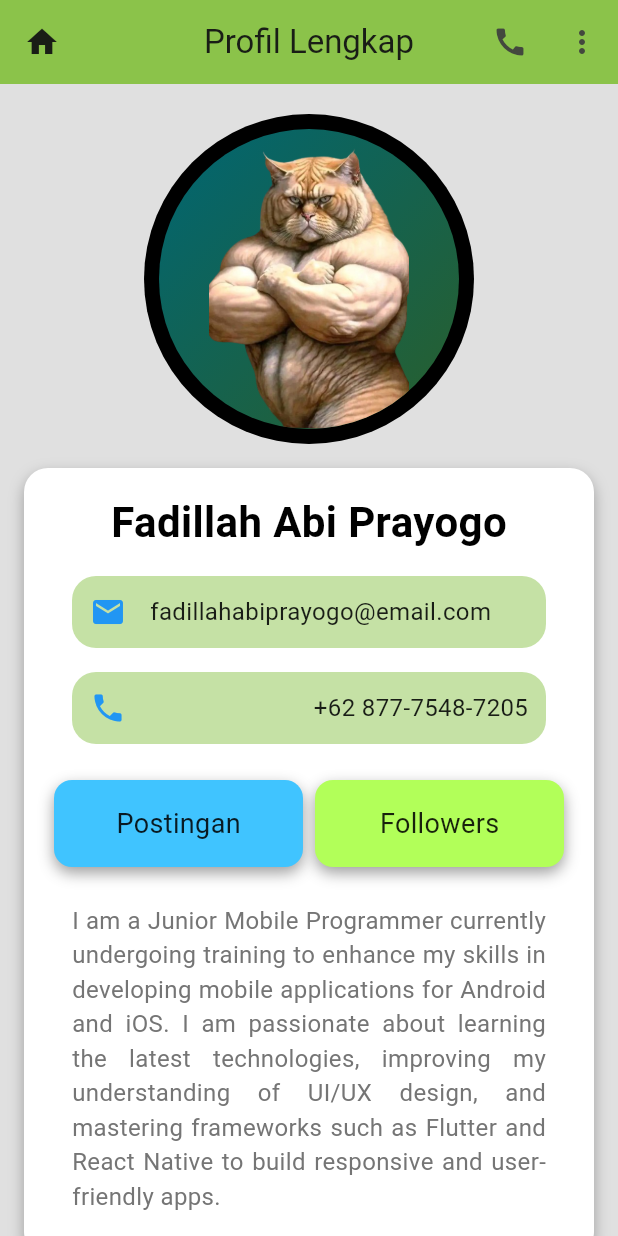
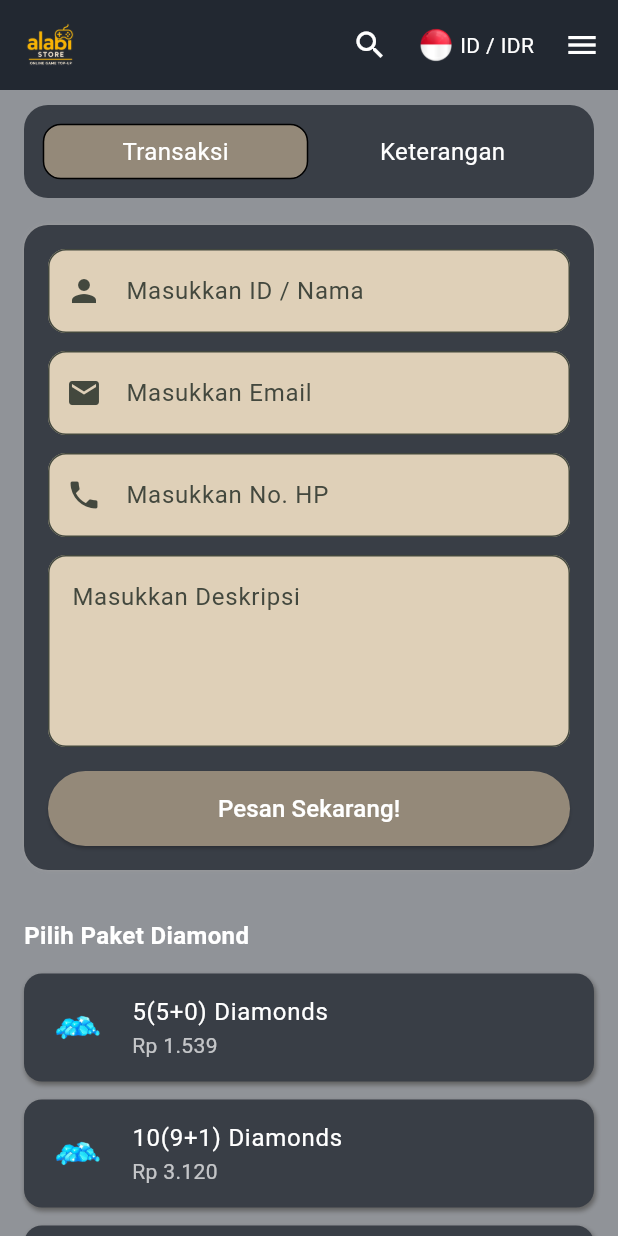
Before and after one commit to fadillahabi/belajar_flutter, a Flutter app: the screen it shows after launch, on a phone screen of 412 x 824 dp. Run offline on Flutter 3.47's test engine with Material 3 defaults, Android fonts, the phone set to English and light mode, and no system bars.

Commit message:
Tugas 4 Flutter : Done

```diff
--- a/projectFlutter/belajar flutter/ppkd_flutter/lib/main.dart
+++ b/projectFlutter/belajar flutter/ppkd_flutter/lib/main.dart
@@ -1,8 +1,5 @@
 import 'package:flutter/material.dart';
-import 'package:ppkd_flutter/meet_2/meet_2.dart';
-import 'package:ppkd_flutter/meet_2/meet_2A.dart';
-// import 'package:ppkd_flutter/meet_2/meet_2A.dart';
-import 'package:ppkd_flutter/tugas_2_flutter.dart';
+import 'package:ppkd_flutter/tugas_4_flutter.dart';
 // import 'package:ppkd_flutter/meet_1/meet.dart';
 // import 'package:ppkd_flutter/tugas_1_flutter.dart';
 
@@ -35,9 +32,11 @@ class MyApp extends StatelessWidget {
         //
         // This works for code too, not just values: Most code changes can be
         // tested with just a hot reload.
-        colorScheme: ColorScheme.fromSeed(seedColor: const Color.fromARGB(255, 37, 71, 18)),
+        colorScheme: ColorScheme.fromSeed(
+          seedColor: const Color.fromARGB(255, 37, 71, 18),
+        ),
       ),
-      home: Tugas2Flutter()
+      home: Tugas4Flutter(),
     );
   }
 }
--- a/projectFlutter/belajar flutter/ppkd_flutter/lib/tugas_2_flutter.dart
+++ b/projectFlutter/belajar flutter/ppkd_flutter/lib/tugas_2_flutter.dart
@@ -118,15 +118,9 @@ class Tugas2Flutter extends StatelessWidget {
                         margin: EdgeInsets.all(4),
                         padding: EdgeInsets.all(16),
                         decoration: BoxDecoration(
-                          color: Colors.lightBlueAccent,
+                          border: Border.all(),
+                          color: Colors.white,
                           borderRadius: BorderRadius.circular(12),
-                          boxShadow: [
-                            BoxShadow(
-                              color: Colors.grey,
-                              blurRadius: 8,
-                              offset: Offset(0, 4),
-                            ),
-                          ],
                         ),
                         child: Center(
                           child: Text(
@@ -144,22 +138,15 @@ class Tugas2Flutter extends StatelessWidget {
                         margin: EdgeInsets.all(4),
                         padding: EdgeInsets.all(16),
                         decoration: BoxDecoration(
-                          color: Colors.lightGreenAccent,
+                          color: Colors.blue,
                           borderRadius: BorderRadius.circular(12),
-                          boxShadow: [
-                            BoxShadow(
-                              color: Colors.grey,
-                              blurRadius: 8,
-                              offset: Offset(0, 4),
-                            ),
-                          ],
                         ),
                         child: Center(
                           child: Text(
                             "Followers",
                             style: TextStyle(
                               fontSize: 18,
-                              color: Colors.black87,
+                              color: Colors.white,
                             ),
                           ),
                         ),
--- /dev/null
+++ b/projectFlutter/belajar flutter/ppkd_flutter/lib/tugas_4_flutter.dart
@@ -0,0 +1,344 @@
+import 'package:flutter/material.dart';
+
+class Tugas4Flutter extends StatelessWidget {
+  const Tugas4Flutter({super.key});
+
+  @override
+  Widget build(BuildContext context) {
+    final TextEditingController namaController = TextEditingController();
+    final TextEditingController emailController = TextEditingController();
+    final TextEditingController noHpController = TextEditingController();
+    final TextEditingController deskripsiController = TextEditingController();
+    final List<Map<String, String>> items = [
+      {
+        "title": "5(5+0) Diamonds",
+        "price": "Rp 1.539",
+        "image": "assets/images/diamond.png",
+      },
+      {
+        "title": "10(9+1) Diamonds",
+        "price": "Rp 3.120",
+        "image": "assets/images/diamond.png",
+      },
+      {
+        "title": "14(13+1) Diamonds",
+        "price": "Rp 3.590",
+        "image": "assets/images/diamond.png",
+      },
+      {
+        "title": "17(16+1) Diamonds",
+        "price": "Rp 5.128",
+        "image": "assets/images/diamond.png",
+      },
+      {
+        "title": "50(46+4) Diamonds",
+        "price": "Rp 14.556",
+        "image": "assets/images/diamond.png",
+      },
+      {
+        "title": "20100(17080+3020) Diamonds",
+        "price": "Rp 5.116.333",
+        "image": "assets/images/diamond.png",
+      },
+    ];
+
+    return Scaffold(
+      backgroundColor: const Color(0x80222831),
+      appBar: AppBar(
+        backgroundColor: const Color(0xff222831),
+        centerTitle: true,
+        toolbarHeight: 60,
+        leading: Padding(
+          padding: const EdgeInsets.only(left: 12),
+          child: Image.asset(
+            'assets/images/logo.png',
+            width: 60,
+            height: 60,
+            // fit: BoxFit.contain,
+          ),
+        ),
+        actions: [
+          IconButton(
+            onPressed: () {},
+            icon: const Icon(Icons.search, color: Colors.white),
+          ),
+          Padding(
+            padding: const EdgeInsets.symmetric(horizontal: 8),
+            child: Row(
+              children: [
+                Image.asset('assets/images/flag_id.png', width: 24, height: 24),
+                const SizedBox(width: 4),
+                const Text('ID / IDR', style: TextStyle(color: Colors.white)),
+              ],
+            ),
+          ),
+          IconButton(
+            onPressed: () {},
+            icon: const Icon(Icons.menu, color: Colors.white),
+          ),
+        ],
+      ),
+      body: SingleChildScrollView(
+        child: Column(
+          children: [
+            const SizedBox(height: 8),
+            Container(
+              margin: const EdgeInsets.symmetric(horizontal: 16, vertical: 2),
+              padding: const EdgeInsets.all(12),
+              decoration: BoxDecoration(
+                color: Color(0xff393E46),
+                borderRadius: BorderRadius.circular(16),
+                // boxShadow: const [BoxShadow(color: Colors.grey, blurRadius: 2)],
+              ),
+              child: Row(
+                children: [
+                  Expanded(
+                    child: Container(
+                      margin: const EdgeInsets.all(0.5),
+                      padding: const EdgeInsets.all(6),
+                      decoration: BoxDecoration(
+                        border: Border.all(),
+                        color: Color(0xff948979),
+                        borderRadius: BorderRadius.circular(12),
+                      ),
+                      child: const Center(
+                        child: Text(
+                          "Transaksi",
+                          style: TextStyle(fontSize: 16, color: Colors.white),
+                        ),
+                      ),
+                    ),
+                  ),
+                  Expanded(
+                    child: Container(
+                      margin: const EdgeInsets.all(0.5),
+                      padding: EdgeInsets.all(4),
+                      decoration: BoxDecoration(
+                        // color: Colors.white,
+                        borderRadius: BorderRadius.circular(12),
+                      ),
+                      child: Center(
+                        child: Text(
+                          "Keterangan",
+                          style: TextStyle(fontSize: 16, color: Colors.white),
+                        ),
+                      ),
+                    ),
+                  ),
+                ],
+              ),
+            ),
+            Container(
+              margin: const EdgeInsets.all(16),
+              padding: const EdgeInsets.all(16),
+              decoration: BoxDecoration(
+                color: Color(0xff393E46),
+                borderRadius: BorderRadius.circular(16),
+                boxShadow: const [BoxShadow(color: Colors.grey, blurRadius: 1)],
+              ),
+              child: Column(
+                children: [
+                  TextField(
+                    controller: namaController,
+                    keyboardType: TextInputType.name,
+                    onChanged: (value) {
+                      debugPrint("Nama: $value");
+                    },
+                    decoration: InputDecoration(
+                      hintText: "Masukkan ID / Nama",
+                      hintStyle: const TextStyle(fontSize: 16),
+                      filled: true,
+                      fillColor: const Color(0xffDFD0B8),
+                      border: OutlineInputBorder(
+                        borderRadius: BorderRadius.circular(12),
+                        borderSide: const BorderSide(
+                          color: Color(0xffD2D0A0),
+                          width: 1,
+                        ),
+                      ),
+                      focusedBorder: OutlineInputBorder(
+                        borderRadius: BorderRadius.circular(12),
+                        borderSide: const BorderSide(
+                          color: Color(0xff6a9c89),
+                          width: 1,
+                        ),
+                      ),
+                      prefixIcon: const Icon(Icons.person),
+                    ),
+                  ),
+                  const SizedBox(height: 12),
+
+                  TextField(
+                    controller: emailController,
+                    keyboardType: TextInputType.emailAddress,
+                    onChanged: (value) {
+                      debugPrint("Email: $value");
+                    },
+                    decoration: InputDecoration(
+                      hintText: "Masukkan Email",
+                      hintStyle: const TextStyle(fontSize: 16),
+                      filled: true,
+                      fillColor: const Color(0xffDFD0B8),
+                      border: OutlineInputBorder(
+                        borderRadius: BorderRadius.circular(12),
+                        borderSide: const BorderSide(
+                          color: Color(0xffD2D0A0),
+                          width: 1,
+                        ),
+                      ),
+                      focusedBorder: OutlineInputBorder(
+                        borderRadius: BorderRadius.circular(12),
+                        borderSide: const BorderSide(
+                          color: Color(0xff6a9c89),
+                          width: 1,
+                        ),
+                      ),
+                      prefixIcon: const Icon(Icons.email),
+                    ),
+                  ),
+                  const SizedBox(height: 12),
+
+                  TextField(
+                    controller: noHpController,
+                    keyboardType: TextInputType.phone,
+                    onChanged: (value) {
+                      debugPrint("No. HP: $value");
+                    },
+                    decoration: InputDecoration(
+                      hintText: "Masukkan No. HP",
+                      hintStyle: const TextStyle(fontSize: 16),
+                      filled: true,
+                      fillColor: const Color(0xffDFD0B8),
+                      border: OutlineInputBorder(
+                        borderRadius: BorderRadius.circular(12),
+                        borderSide: const BorderSide(
+                          color: Color(0xffD2D0A0),
+                          width: 1,
+                        ),
+                      ),
+                      focusedBorder: OutlineInputBorder(
+                        borderRadius: BorderRadius.circular(12),
+                        borderSide: const BorderSide(
+                          color: Color(0xff6a9c89),
+                          width: 1,
+                        ),
+                      ),
+                      prefixIcon: const Icon(Icons.phone),
+                    ),
+                  ),
+                  const SizedBox(height: 12),
+
+                  TextField(
+                    controller: deskripsiController,
+                    keyboardType: TextInputType.multiline,
+                    maxLines: 4,
+                    onChanged: (value) {
+                      debugPrint("Deskripsi: $value");
+                    },
+                    decoration: InputDecoration(
+                      hintText: "Masukkan Deskripsi",
+                      hintStyle: const TextStyle(fontSize: 16),
+                      filled: true,
+                      fillColor: const Color(0xffDFD0B8),
+                      border: OutlineInputBorder(
+                        borderRadius: BorderRadius.circular(12),
+                        borderSide: const BorderSide(
+                          color: Color(0xffD2D0A0),
+                          width: 1,
+                        ),
+                      ),
+                      focusedBorder: OutlineInputBorder(
+                        borderRadius: BorderRadius.circular(12),
+                        borderSide: const BorderSide(
+                          color: Color(0xff6a9c89),
+                          width: 1,
+                        ),
+                      ),
+                    ),
+                  ),
+                  const SizedBox(height: 16),
+
+                  SizedBox(
+                    width: double.infinity,
+                    height: 50,
+                    child: ElevatedButton(
+                      style: ElevatedButton.styleFrom(
+                        backgroundColor: const Color(0xff948979),
+                        foregroundColor: Colors.white,
+                      ),
+                      onPressed: () {
+                        debugPrint("Submit ditekan!");
+                        debugPrint("Nama: ${namaController.text}");
+                        debugPrint("Email: ${emailController.text}");
+                        debugPrint("No. HP: ${noHpController.text}");
+                        debugPrint("Deskripsi: ${deskripsiController.text}");
+                      },
+                      child: const Text(
+                        'Pesan Sekarang!',
+                        style: TextStyle(fontSize: 16),
+                      ),
+                    ),
+                  ),
+                ],
+              ),
+            ),
+            // SizedBox(height: 4),
+            Padding(
+              padding: const EdgeInsets.symmetric(horizontal: 16.0),
+              child: Column(
+                crossAxisAlignment: CrossAxisAlignment.start,
+                children: [
+                  const SizedBox(height: 16),
+                  const Text(
+                    "Pilih Paket Diamond",
+                    style: TextStyle(
+                      fontSize: 16,
+                      fontWeight: FontWeight.bold,
+                      color: Colors.white,
+                    ),
+                  ),
+                  const SizedBox(height: 8),
+
+                  ...items.map((item) {
+                    return Container(
+                      margin: const EdgeInsets.symmetric(vertical: 6),
+                      decoration: BoxDecoration(
+                        color: const Color(0xff393E46),
+                        borderRadius: BorderRadius.circular(12),
+                        boxShadow: [
+                          BoxShadow(
+                            color: Colors.grey.shade700,
+                            blurRadius: 2,
+                            offset: const Offset(1, 2),
+                          ),
+                        ],
+                      ),
+                      child: ListTile(
+                        leading: CircleAvatar(
+                          backgroundImage: AssetImage(item["image"]!),
+                          backgroundColor: Colors.transparent,
+                        ),
+                        title: Text(
+                          item["title"]!,
+                          style: const TextStyle(color: Colors.white),
+                        ),
+                        subtitle: Text(
+                          item["price"]!,
+                          style: const TextStyle(color: Colors.white70),
+                        ),
+                        onTap: () {
+                          debugPrint("Dipilih: ${item["title"]}");
+                        },
+                      ),
+                    );
+                  }),
+                  const SizedBox(height: 24),
+                ],
+              ),
+            ),
+          ],
+        ),
+      ),
+    );
+  }
+}
```
Also changed, not shown: projectFlutter/belajar flutter/ppkd_flutter/lib/meet_3/meet_3A.dart (added, +71 -0 lines), projectFlutter/belajar flutter/ppkd_flutter/lib/meet_3/meet_3B.dart (added, +63 -0 lines), projectFlutter/belajar flutter/ppkd_flutter/lib/meet_3/meet_3C.dart (added, +75 -0 lines), projectFlutter/belajar flutter/ppkd_flutter/lib/meet_4/meet_4A.dart (added, +58 -0 lines), projectFlutter/belajar flutter/ppkd_flutter/lib/meet_4/meet_4B.dart (added, +90 -0 lines), projectFlutter/belajar flutter/ppkd_flutter/assets/images/diamond.png (added), projectFlutter/belajar flutter/ppkd_flutter/assets/images/flag_id.png (added), projectFlutter/belajar flutter/ppkd_flutter/assets/images/gambar.png (added), projectFlutter/belajar flutter/ppkd_flutter/assets/images/jokowi.jpg (added), projectFlutter/belajar flutter/ppkd_flutter/assets/images/jokowi2.jpg (added), projectFlutter/belajar flutter/ppkd_flutter/assets/images/logo.png (added), projectFlutter/belajar flutter/ppkd_flutter/assets/images/meme1.jpg (added).
